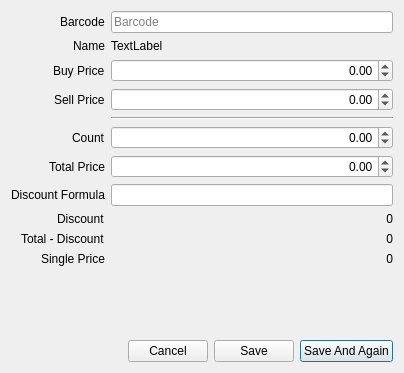
apinprastya/sultan, file libgui/purchase/purchaseadditemdialog.ui: the form before one commit.
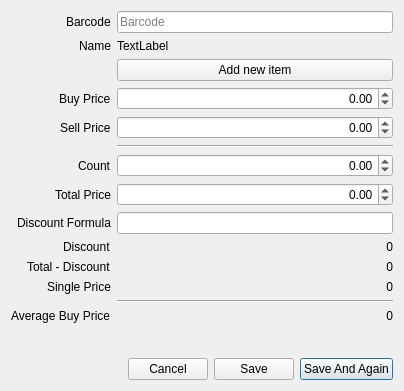
The form after the commit.

```diff
--- a/libgui/purchase/purchaseadditemdialog.ui
+++ b/libgui/purchase/purchaseadditemdialog.ui
@@ -7,7 +7,7 @@
     <x>0</x>
     <y>0</y>
     <width>404</width>
-    <height>373</height>
+    <height>391</height>
    </rect>
   </property>
   <property name="windowTitle">
@@ -47,14 +47,14 @@
        </property>
       </widget>
      </item>
-     <item row="2" column="0">
+     <item row="3" column="0">
       <widget class="QLabel" name="label_7">
        <property name="text">
         <string>Buy Price</string>
        </property>
       </widget>
      </item>
-     <item row="2" column="1">
+     <item row="3" column="1">
       <widget class="QDoubleSpinBox" name="doubleBuyPrice">
        <property name="alignment">
         <set>Qt::AlignRight|Qt::AlignTrailing|Qt::AlignVCenter</set>
@@ -67,41 +67,41 @@
        </property>
       </widget>
      </item>
-     <item row="3" column="0">
+     <item row="4" column="0">
       <widget class="QLabel" name="label_3">
        <property name="text">
         <string>Sell Price</string>
        </property>
       </widget>
      </item>
-     <item row="3" column="1">
-      <widget class="QDoubleSpinBox" name="doubleSellPrice">
-       <property name="alignment">
-        <set>Qt::AlignRight|Qt::AlignTrailing|Qt::AlignVCenter</set>
-       </property>
-       <property name="minimum">
-        <double>-10000000.000000000000000</double>
-       </property>
-       <property name="maximum">
-        <double>10000000.000000000000000</double>
-       </property>
-      </widget>
-     </item>
      <item row="4" column="1">
+      <widget class="QDoubleSpinBox" name="doubleSellPrice">
+       <property name="alignment">
+        <set>Qt::AlignRight|Qt::AlignTrailing|Qt::AlignVCenter</set>
+       </property>
+       <property name="minimum">
+        <double>-10000000.000000000000000</double>
+       </property>
+       <property name="maximum">
+        <double>10000000.000000000000000</double>
+       </property>
+      </widget>
+     </item>
+     <item row="5" column="1">
       <widget class="Line" name="line">
        <property name="orientation">
         <enum>Qt::Horizontal</enum>
        </property>
       </widget>
      </item>
-     <item row="5" column="0">
+     <item row="6" column="0">
       <widget class="QLabel" name="label_4">
        <property name="text">
         <string>Count</string>
        </property>
       </widget>
      </item>
-     <item row="5" column="1">
+     <item row="6" column="1">
       <widget class="QDoubleSpinBox" name="doubleCount">
        <property name="alignment">
         <set>Qt::AlignRight|Qt::AlignTrailing|Qt::AlignVCenter</set>
@@ -114,14 +114,14 @@
        </property>
       </widget>
      </item>
-     <item row="6" column="0">
+     <item row="7" column="0">
       <widget class="QLabel" name="label_6">
        <property name="text">
         <string>Total Price</string>
        </property>
       </widget>
      </item>
-     <item row="6" column="1">
+     <item row="7" column="1">
       <widget class="QDoubleSpinBox" name="doubleTotal">
        <property name="alignment">
         <set>Qt::AlignRight|Qt::AlignTrailing|Qt::AlignVCenter</set>
@@ -137,28 +137,28 @@
        </property>
       </widget>
      </item>
-     <item row="7" column="0">
+     <item row="8" column="0">
       <widget class="QLabel" name="label_8">
        <property name="text">
         <string>Discount Formula</string>
        </property>
       </widget>
      </item>
-     <item row="7" column="1">
+     <item row="8" column="1">
       <widget class="QLineEdit" name="lineDiscountFormula">
        <property name="alignment">
         <set>Qt::AlignRight|Qt::AlignTrailing|Qt::AlignVCenter</set>
        </property>
       </widget>
      </item>
-     <item row="8" column="0">
+     <item row="9" column="0">
       <widget class="QLabel" name="label_9">
        <property name="text">
         <string>Discount</string>
        </property>
       </widget>
      </item>
-     <item row="8" column="1">
+     <item row="9" column="1">
       <widget class="QLabel" name="labelDiscount">
        <property name="text">
         <string>0</string>
@@ -168,14 +168,14 @@
        </property>
       </widget>
      </item>
-     <item row="9" column="0">
+     <item row="10" column="0">
       <widget class="QLabel" name="label_10">
        <property name="text">
         <string>Total - Discount</string>
        </property>
       </widget>
      </item>
-     <item row="9" column="1">
+     <item row="10" column="1">
       <widget class="QLabel" name="labelTotal">
        <property name="text">
         <string>0</string>
@@ -185,14 +185,14 @@
        </property>
       </widget>
      </item>
-     <item row="10" column="0">
+     <item row="11" column="0">
       <widget class="QLabel" name="label_5">
        <property name="text">
         <string>Single Price</string>
        </property>
       </widget>
      </item>
-     <item row="10" column="1">
+     <item row="11" column="1">
       <widget class="QLabel" name="labelSinglePrice">
        <property name="text">
         <string>0</string>
@@ -202,6 +202,37 @@
        </property>
       </widget>
      </item>
+     <item row="12" column="1">
+      <widget class="Line" name="line_2">
+       <property name="orientation">
+        <enum>Qt::Horizontal</enum>
+       </property>
+      </widget>
+     </item>
+     <item row="13" column="1">
+      <widget class="QLabel" name="labelBuyPrice">
+       <property name="text">
+        <string>0</string>
+       </property>
+       <property name="alignment">
+        <set>Qt::AlignRight|Qt::AlignTrailing|Qt::AlignVCenter</set>
+       </property>
+      </widget>
+     </item>
+     <item row="13" column="0">
+      <widget class="QLabel" name="label_12">
+       <property name="text">
+        <string>Average Buy Price</string>
+       </property>
+      </widget>
+     </item>
+     <item row="2" column="1">
+      <widget class="QPushButton" name="pushAddNewItem">
+       <property name="text">
+        <string>Add new item</string>
+       </property>
+      </widget>
+     </item>
     </layout>
    </item>
    <item>
```
Left out of the diff: 1 changed line with no effect on the pictures.
